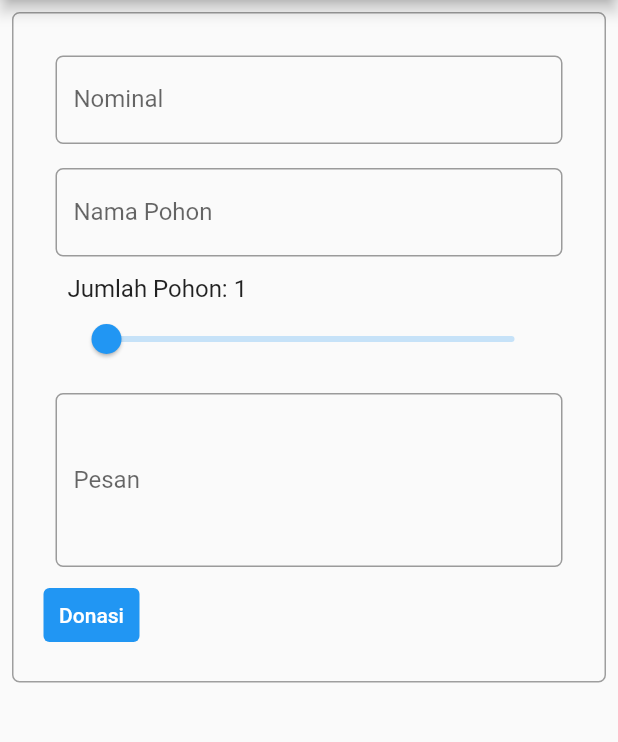
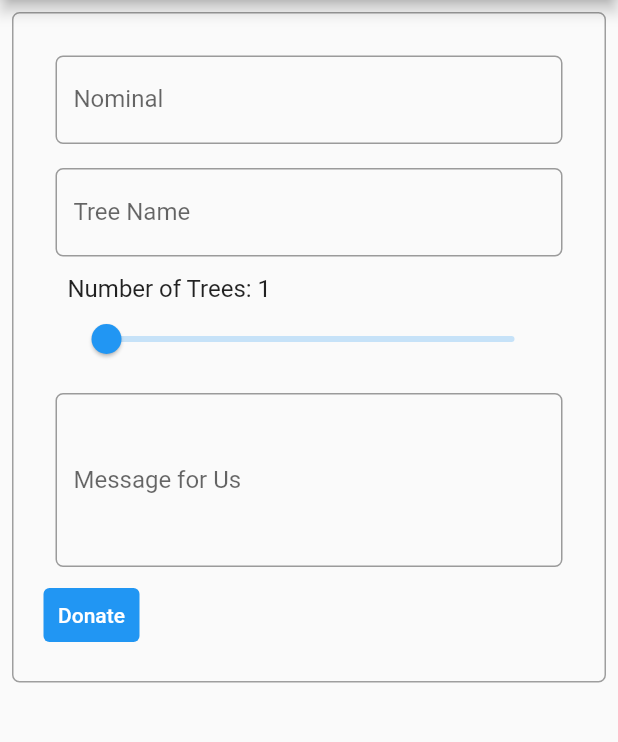
Before and after one commit to bryan273/Ecoist-App, a Flutter app: the MyDonatePage screen opened directly, on a phone screen of 412 x 824 dp, the part 84-826 px from its top. Run offline on Flutter 3.47's test engine with Material 2 defaults, Android fonts, the phone set to English and light mode, and no system bars; our stand-ins replace syncfusion_flutter_charts; missing offline and left inert: dart:html, pbp_django_auth.

Commit message:
benerin text

```diff
--- a/lib/donate/page/donate.dart
+++ b/lib/donate/page/donate.dart
@@ -41,10 +41,6 @@ class _MyDonatePageState extends State<MyDonatePage> {
               'jumlahPohon': jumlahPohonController,
               'pesan': pesanController,
             }));
-    print(nominal);
-    print(namaPohon);
-    print(jumlahPohon);
-    print(pesan);
   }
 
   @override
@@ -71,7 +67,7 @@ class _MyDonatePageState extends State<MyDonatePage> {
                             padding: const EdgeInsets.all(8.0),
                             child: TextFormField(
                               decoration: InputDecoration(
-                                hintText: "Minimal Rp 1000,-",
+                                hintText: "Minimum IDR 1000,-",
                                 labelText: "Nominal",
                                 border: OutlineInputBorder(
                                   borderRadius: BorderRadius.circular(5.0),
@@ -93,11 +89,11 @@ class _MyDonatePageState extends State<MyDonatePage> {
                               validator: (String? value) {
                                 // cek kosong
                                 if (value == null || value.isEmpty) {
-                                  return 'Isi nominal';
+                                  return 'Please enter nominal';
                                 }
                                 // check isnumeric
                                 if (!isNumeric(value)) {
-                                  return 'Nominal harus berupa angka';
+                                  return 'Nominal must be a number';
                                 }
                                 return null;
                               },
@@ -107,8 +103,8 @@ class _MyDonatePageState extends State<MyDonatePage> {
                             padding: const EdgeInsets.all(8.0),
                             child: TextFormField(
                               decoration: InputDecoration(
-                                hintText: "Contoh: Kaktus",
-                                labelText: "Nama Pohon",
+                                hintText: "Example: Cactus",
+                                labelText: "Tree Name",
                                 border: OutlineInputBorder(
                                   borderRadius: BorderRadius.circular(5.0),
                                 ),
@@ -125,7 +121,7 @@ class _MyDonatePageState extends State<MyDonatePage> {
                               },
                               validator: (String? value) {
                                 if (value == null || value.isEmpty) {
-                                  return 'Isi nama pohon';
+                                  return 'Please enter tree name';
                                 }
                                 return null;
                               },
@@ -134,7 +130,7 @@ class _MyDonatePageState extends State<MyDonatePage> {
                           ListTile(
                             title: Row(
                               children: [
-                                Text('Jumlah Pohon: ${jumlahPohon.round()}'),
+                                Text('Number of Trees: ${jumlahPohon.round()}'),
                               ],
                             ),
                             subtitle: Slider(
@@ -157,8 +153,8 @@ class _MyDonatePageState extends State<MyDonatePage> {
                               maxLines: 4,
                               keyboardType: TextInputType.multiline,
                               decoration: InputDecoration(
-                                hintText: "Pesan untuk kami",
-                                labelText: "Pesan",
+                                hintText: "Message for Us",
+                                labelText: "Message for Us",
                                 border: OutlineInputBorder(
                                   borderRadius: BorderRadius.circular(5.0),
                                 ),
@@ -175,7 +171,7 @@ class _MyDonatePageState extends State<MyDonatePage> {
                               },
                               validator: (String? value) {
                                 if (value == null || value.isEmpty) {
-                                  return 'Isi pesan';
+                                  return 'Please enter message';
                                 }
                                 return null;
                               },
@@ -183,7 +179,7 @@ class _MyDonatePageState extends State<MyDonatePage> {
                           ),
                           TextButton(
                             child: const Text(
-                              "Donasi",
+                              "Donate",
                               style: TextStyle(color: Colors.white),
                             ),
                             style: ButtonStyle(
@@ -212,9 +208,9 @@ class _MyDonatePageState extends State<MyDonatePage> {
                                             SizedBox(height: 20, width: 50),
                                             Center(
                                                 child: (Text(
-                                                    'Selamat! Anda telah berdonasi sebesar IDR ' +
+                                                    'Congratulations! You have donated IDR ' +
                                                         nominal.toString() +
-                                                        ' dan ' +
+                                                        ' and ' +
                                                         jumlahPohon
                                                             .round()
                                                             .toString() +
@@ -225,7 +221,7 @@ class _MyDonatePageState extends State<MyDonatePage> {
                                                   Navigator.pop(context);
                                                 },
                                                 child: Text(
-                                                  'Kembali',
+                                                  'Back',
                                                 )),
                                           ],
                                         ),
```
